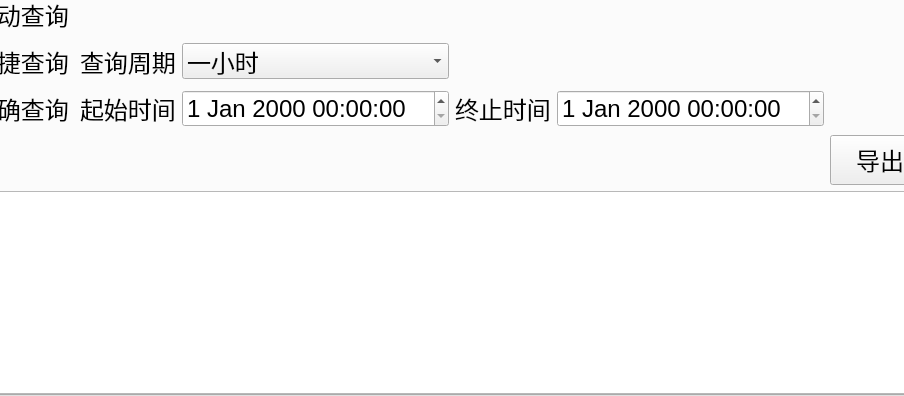
wanlong1215/test, file SummaryWidget.ui: the form before one commit; both pictures show x 194 to 1098 and y 261 to 657 of the 1235 by 657 pixel window.
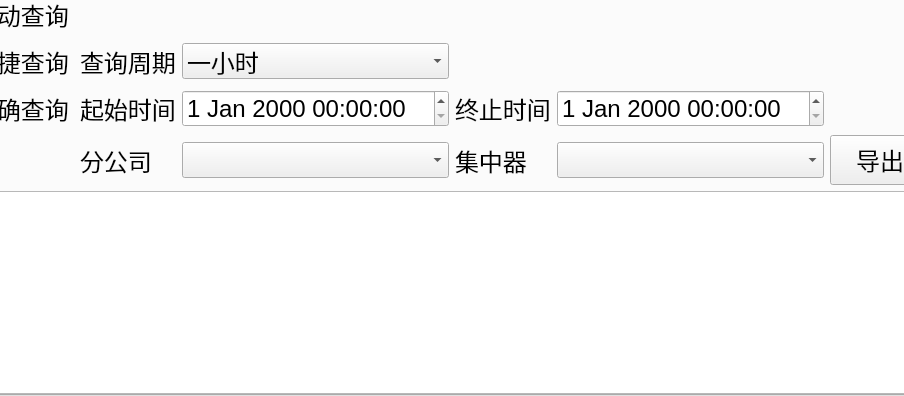
The form after the commit. Custom widgets are drawn as their Qt base class.

Patch:
```diff
--- a/SummaryWidget.ui
+++ b/SummaryWidget.ui
@@ -334,6 +334,48 @@
            </property>
           </widget>
          </item>
+         <item row="3" column="1">
+          <widget class="QLabel" name="label_4">
+           <property name="font">
+            <font>
+             <pointsize>18</pointsize>
+            </font>
+           </property>
+           <property name="text">
+            <string>分公司</string>
+           </property>
+          </widget>
+         </item>
+         <item row="3" column="3">
+          <widget class="QLabel" name="label_5">
+           <property name="font">
+            <font>
+             <pointsize>18</pointsize>
+            </font>
+           </property>
+           <property name="text">
+            <string>集中器</string>
+           </property>
+          </widget>
+         </item>
+         <item row="3" column="2">
+          <widget class="QComboBox" name="cbSubCompany">
+           <property name="font">
+            <font>
+             <pointsize>18</pointsize>
+            </font>
+           </property>
+          </widget>
+         </item>
+         <item row="3" column="4">
+          <widget class="QComboBox" name="cbConcentrator">
+           <property name="font">
+            <font>
+             <pointsize>18</pointsize>
+            </font>
+           </property>
+          </widget>
+         </item>
         </layout>
        </item>
        <item>
```
